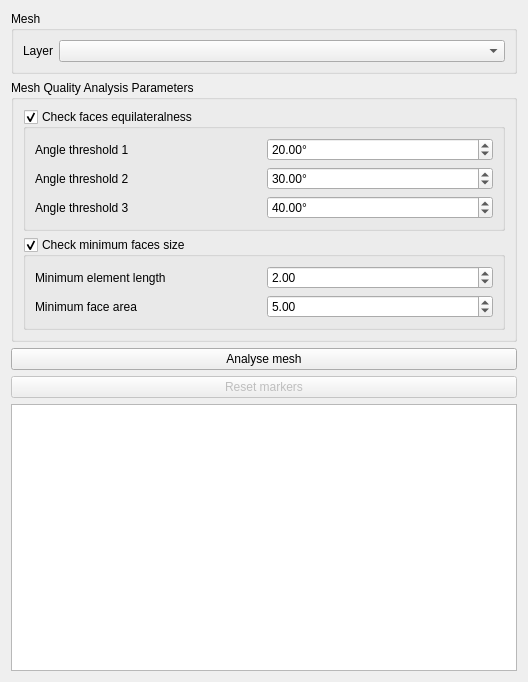
Artelia/Mesh_tools, file telemac_tools/ui/mesh_quality.ui: the form before one commit.
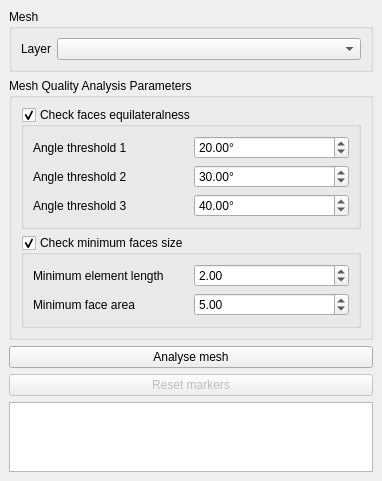
The form after the commit. Custom widgets are drawn as their Qt base class.

Commit message: Use TelemacToolsDockwidgetBase and promote widget as qgsdockwidget

Diff of the .ui file:
```diff
--- a/telemac_tools/ui/mesh_quality.ui
+++ b/telemac_tools/ui/mesh_quality.ui
@@ -1,18 +1,19 @@
 <?xml version="1.0" encoding="UTF-8"?>
 <ui version="4.0">
  <class>MeshQuality_ui</class>
- <widget class="QWidget" name="MeshQuality_ui">
+ <widget class="QgsDockWidget" name="MeshQuality_ui">
   <property name="geometry">
    <rect>
     <x>0</x>
     <y>0</y>
-    <width>528</width>
-    <height>682</height>
+    <width>382</width>
+    <height>459</height>
    </rect>
   </property>
   <property name="windowTitle">
    <string>Form</string>
   </property>
+  <widget class="QWidget" name="dockWidgetContents">
   <layout class="QVBoxLayout" name="verticalLayout">
    <item>
     <widget class="QGroupBox" name="gb_mesh">
@@ -180,6 +181,7 @@
    </item>
   </layout>
  </widget>
+ </widget>
  <customwidgets>
   <customwidget>
    <class>QgsCollapsibleGroupBox</class>
@@ -187,6 +189,12 @@
    <header>qgscollapsiblegroupbox.h</header>
    <container>1</container>
   </customwidget>
+  <customwidget>
+   <class>QgsDockWidget</class>
+   <extends>QDockWidget</extends>
+   <header>qgsdockwidget.h</header>
+   <container>1</container>
+  </customwidget>
   <customwidget>
    <class>QgsDoubleSpinBox</class>
    <extends>QDoubleSpinBox</extends>
```
Left out of the diff: 18 changed lines with no effect on the pictures. Lines whose indentation alone changed are shown as unchanged. The commit also changes 6 other files.
